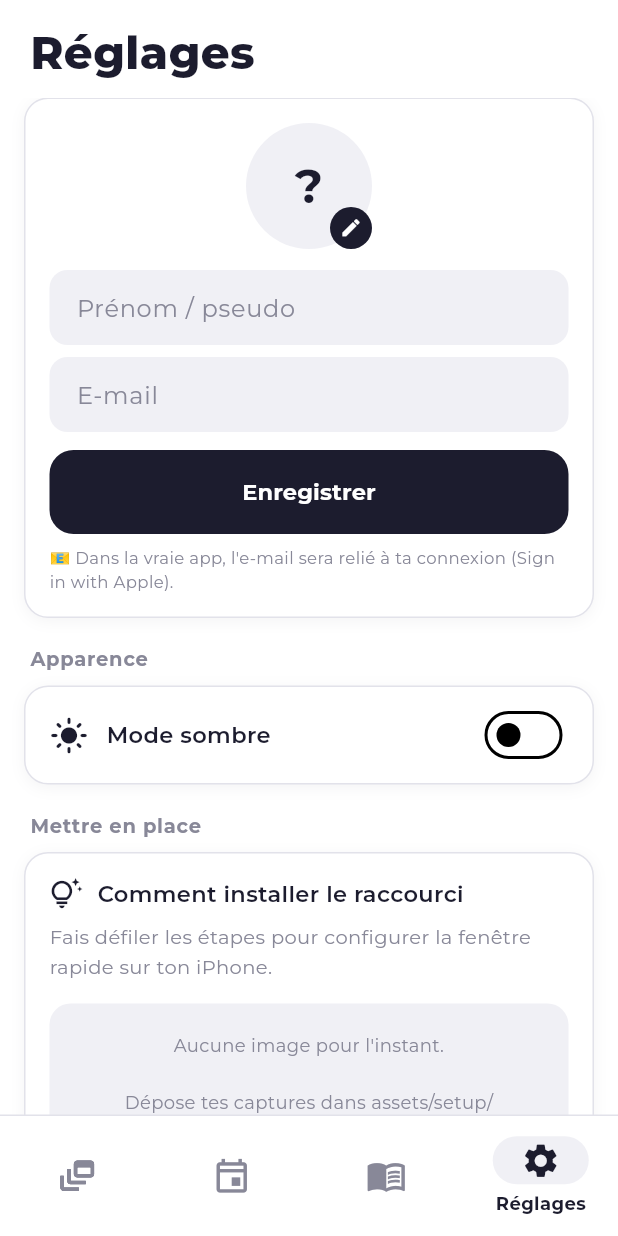
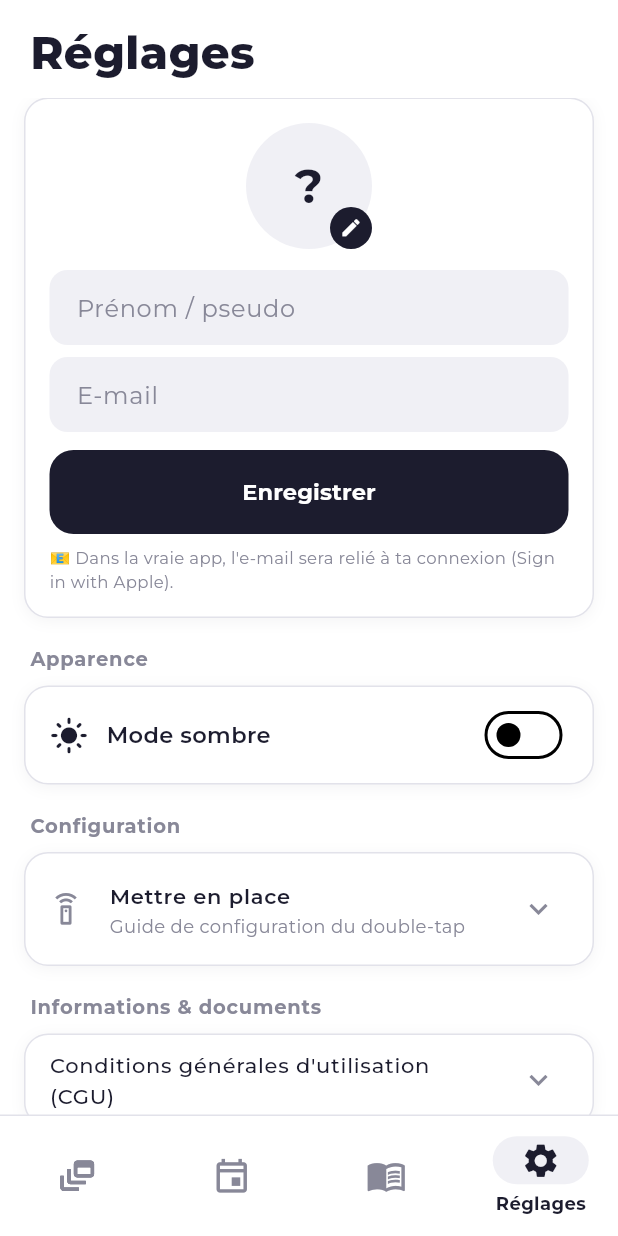
Before and after one commit to gnemmialex-code/appnotetap, a Flutter app: the screen it shows after launch, item 4 of the bottom bar chosen, on a phone screen of 412 x 824 dp. Run offline on Flutter 3.47's test engine with Material 3 defaults, Android fonts, the phone set to English and light mode, and no system bars; our stand-ins replace flutter_local_notifications, flutter_timezone, google_fonts, image_picker, shared_preferences, timezone and 1 more.

Commit message:
Boutons installation par partie, réglages collapsible, panel demo enrichi
- bridge.dart : openShortcutsApp() via channel
- AppDelegate.swift : case openShortcuts (shortcuts://) + deep-link Accessibilité → Toucher le dos
- onboarding.dart :
  · _InstallationPhase : boutons par partie (Ouvrir Raccourcis / Ouvrir Réglages / Tester maintenant)
  · Lifecycle observer : retour au premier plan après Test → onDone() uniquement
  · Raccourcis/Paramètres : ouvre l'app externe, reste sur l'écran
  · SetupGuideScreen public pour navigation depuis Réglages
- main.dart : section « Mettre en place » remplacée par ExpansionTile collapsible → SetupGuideScreen
- demo_page.dart :
  · Note form : avertissement ⚡ suppression 24h / suggestion À lire
  · À lire form : sélecteur d'image + aperçu + sauvegarde imageB64

Co-Authored-By: Claude Sonnet 4.6 <noreply@anthropic.com>

```diff
--- a/lib/bridge.dart
+++ b/lib/bridge.dart
@@ -12,6 +12,12 @@ const _channel = MethodChannel('com.gnemmialex.tapbacknote/tapback');
 Future<void> openAccessibilitySettings() async {
   try {
     await _channel.invokeMethod('openAccessibility');
+  } catch (_) {}
+}
+
+Future<void> openShortcutsApp() async {
+  try {
+    await _channel.invokeMethod('openShortcuts');
   } catch (_) {}
 }
 
--- a/lib/main.dart
+++ b/lib/main.dart
@@ -2006,17 +2006,62 @@ class _SettingsScreenState extends State<SettingsScreen> {
             ),
           ),
           const SizedBox(height: 18),
-          // Mettre en place : guide illustré (images dans assets/setup/).
+          // Mettre en place — collapsible, ouvre le guide vidéo
           Padding(
             padding: const EdgeInsets.fromLTRB(4, 0, 4, 8),
-            child: Text('Mettre en place',
+            child: Text('Configuration',
                 style: GoogleFonts.montserrat(
                     fontSize: 13,
                     fontWeight: FontWeight.w700,
                     color: _textSecondary,
                     letterSpacing: 0.5)),
           ),
-          const _SetupGuideCard(),
+          Container(
+            decoration: _card,
+            clipBehavior: Clip.antiAlias,
+            child: Theme(
+              data: Theme.of(context).copyWith(dividerColor: Colors.transparent),
+              child: ExpansionTile(
+                leading: Icon(Icons.settings_remote_outlined,
+                    color: _textSecondary, size: 22),
+                title: Text('Mettre en place',
+                    style: GoogleFonts.montserrat(
+                        fontSize: 14,
+                        fontWeight: FontWeight.w600,
+                        color: _textPrimary)),
+                subtitle: Text('Guide de configuration du double-tap',
+                    style: GoogleFonts.montserrat(
+                        fontSize: 12, color: _textSecondary)),
+                children: [
+                  Padding(
+                    padding: const EdgeInsets.fromLTRB(16, 4, 16, 16),
+                    child: SizedBox(
+                      width: double.infinity,
+                      child: FilledButton.icon(
+                        onPressed: () => Navigator.of(context).push(
+                          MaterialPageRoute(
+                              builder: (_) => const SetupGuideScreen()),
+                        ),
+                        icon:
+                            const Icon(Icons.play_circle_outline, size: 18),
+                        label: Text('Revoir la configuration',
+                            style: GoogleFonts.montserrat(
+                                fontWeight: FontWeight.w600)),
+                        style: FilledButton.styleFrom(
+                          backgroundColor: _textPrimary,
+                          foregroundColor: _onPrimary,
+                          padding:
+                              const EdgeInsets.symmetric(vertical: 14),
+                          shape: RoundedRectangleBorder(
+                              borderRadius: BorderRadius.circular(14)),
+                        ),
+                      ),
+                    ),
+                  ),
+                ],
+              ),
+            ),
+          ),
           const SizedBox(height: 18),
           Padding(
             padding: const EdgeInsets.fromLTRB(4, 0, 4, 8),
```
Also changed, not shown: lib/demo_page.dart (+84 -2 lines), lib/onboarding.dart (+55 -12 lines), 1 other file.
